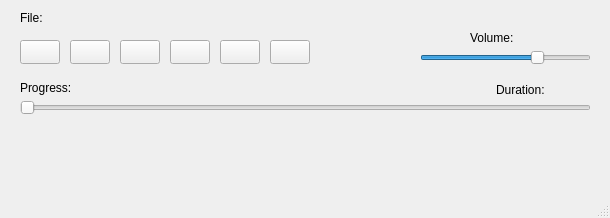
First picture: the form in Qt/MediaPlayerPD_321/MainWindow.ui, repository okovtun/PD_321_Win, before the edit.
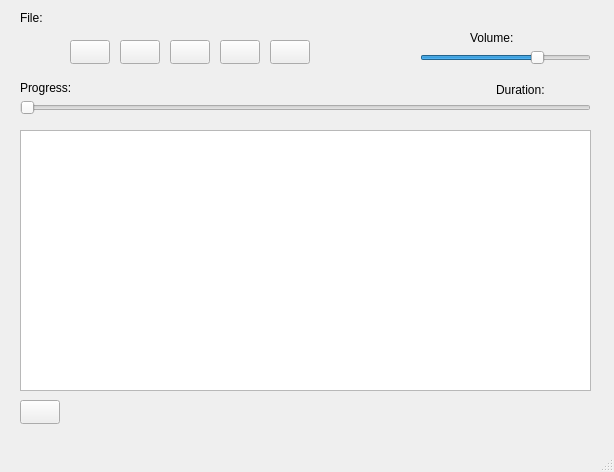
Second picture: the form after the edit. Icons and pictures are not drawn.

Commit message: Playlist start

```diff
--- a/Qt/MediaPlayerPD_321/MainWindow.ui
+++ b/Qt/MediaPlayerPD_321/MainWindow.ui
@@ -6,8 +6,8 @@
    <rect>
     <x>0</x>
     <y>0</y>
-    <width>610</width>
-    <height>218</height>
+    <width>614</width>
+    <height>472</height>
    </rect>
   </property>
   <property name="windowTitle">
@@ -22,7 +22,7 @@
     <property name="geometry">
      <rect>
       <x>20</x>
-      <y>40</y>
+      <y>400</y>
       <width>40</width>
       <height>24</height>
      </rect>
@@ -177,6 +177,16 @@
      <string>Progress:</string>
     </property>
    </widget>
+   <widget class="QTableView" name="tableViewPlaylist">
+    <property name="geometry">
+     <rect>
+      <x>20</x>
+      <y>130</y>
+      <width>571</width>
+      <height>261</height>
+     </rect>
+    </property>
+   </widget>
   </widget>
   <widget class="QMenuBar" name="menubar">
    <property name="geometry">
```
Left out of the diff: 2 changed lines with no effect on the pictures. The commit also changes 5 other files.
